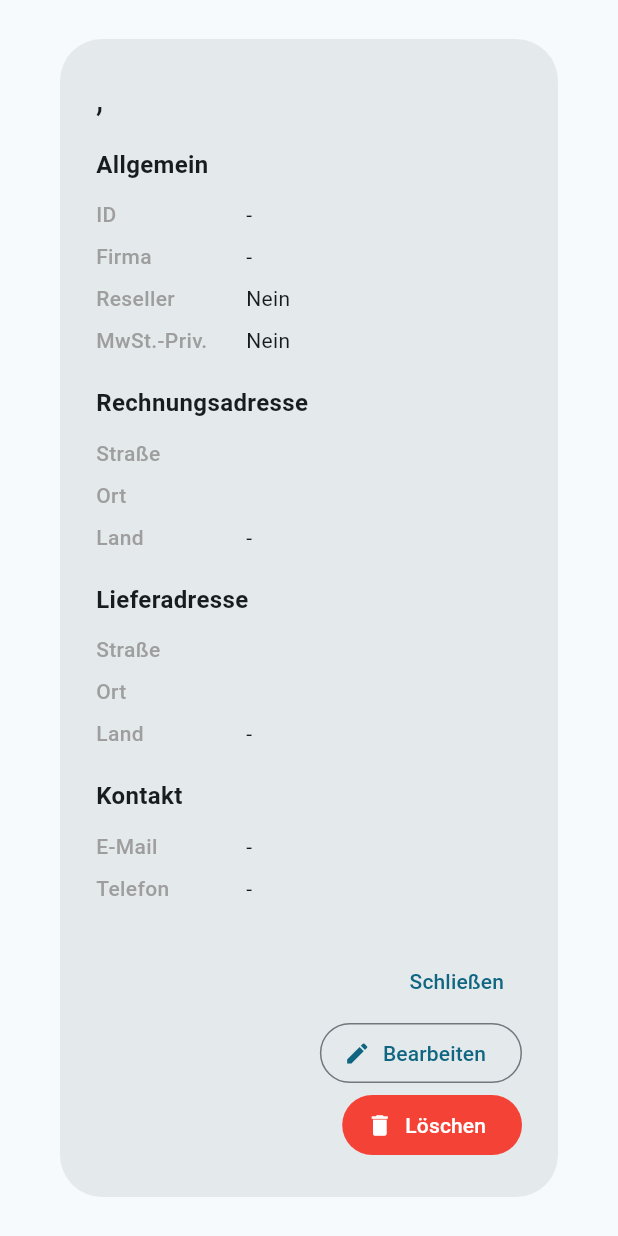
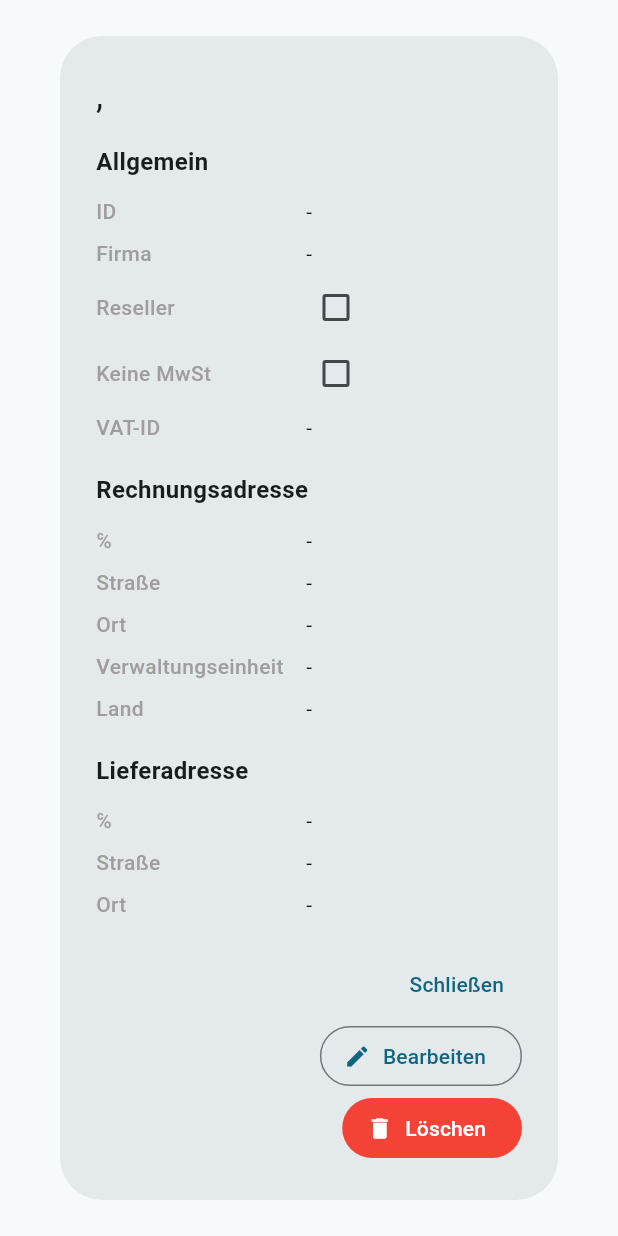
Before and after one commit to subexi/arrow_ops, a Flutter app: the CustomerDetailDialog widget shown alone on an empty page, opened directly with empty values, on a phone screen of 412 x 824 dp. Run offline on Flutter 3.47's test engine with Material 3 defaults, Android fonts, the light colour scheme and no system bars; our stand-ins replace csv, file_picker, sqflite; accounts and stored records are empty.

Commit message:
05 Plausi für Eingabefelder customer 2 - Feld c_vat Label von Mwst.-Priv ändern auf keine MwSt - Feld c_vat_id mit Label VAT-ID einfügen - Feld c_last_name mit Großbuchstaben anzeigen und speichern - vor dem Feld c_street_b das Feld c_careof_b mit dem Label  ℅ einfügen - nach dem Feld c_city_b das Feld c_state_b mit dem Label Verwaltungseinheit einfügen - Formatierung im Detaildialog bzgl Adressen in USA anpassen, 1. Straße: Hausnummer vor dem Straßennamen 2. Ort: Postleitzahl nach dem Ort

```diff
--- a/lib/features/customer/presentation/widgets/customer_detail_dialog.dart
+++ b/lib/features/customer/presentation/widgets/customer_detail_dialog.dart
@@ -6,18 +6,59 @@
   const CustomerDetailDialog({
     super.key,
     required this.customer,
+    this.countryNameByCode = const {},
     required this.onEdit,
     required this.onDelete,
   });
 
   final Customer customer;
+  final Map<String, String> countryNameByCode;
   final VoidCallback onEdit;
   final VoidCallback onDelete;
 
+  bool _isUsaAddress(String? countryCode) {
+    final normalized = countryCode?.trim().toLowerCase();
+    return normalized == 'us' || normalized == 'usa';
+  }
+
+  String _buildStreetLine({
+    required String street,
+    required String houseNumber,
+    required bool isUsa,
+  }) {
+    if (isUsa) {
+      return '${houseNumber.trim()} ${street.trim()}'.trim();
+    }
+    return '${street.trim()} ${houseNumber.trim()}'.trim();
+  }
+
+  String _buildCityLine({
+    required String postalCode,
+    required String city,
+    required bool isUsa,
+  }) {
+    if (isUsa) {
+      return '${city.trim()} ${postalCode.trim()}'.trim();
+    }
+    return '${postalCode.trim()} ${city.trim()}'.trim();
+  }
+
+  String _resolveCountryName(String? countryCode) {
+    final normalized = countryCode?.trim().toLowerCase();
+    if (normalized == null || normalized.isEmpty) {
+      return '-';
+    }
+    return countryNameByCode[normalized] ?? countryCode!.toUpperCase();
+  }
+
   @override
   Widget build(BuildContext context) {
+    final lastNameUpper = customer.cLastName.toUpperCase();
+    final isUsaBilling = _isUsaAddress(customer.cCountryBId);
+    final isUsaDelivery = _isUsaAddress(customer.cCountryDId);
+
     return AlertDialog(
-      title: Text('${customer.cLastName}, ${customer.cFirstName}'),
+      title: Text('$lastNameUpper, ${customer.cFirstName}'),
       content: SingleChildScrollView(
         child: Column(
           mainAxisSize: MainAxisSize.min,
@@ -26,20 +67,53 @@
             _buildSection('Allgemein', [
               _buildField('ID', customer.cId),
               _buildField('Firma', customer.cCompany),
-              _buildField('Reseller', customer.cDealer ? 'Ja' : 'Nein'),
-              _buildField('MwSt.-Priv.', customer.cVat ? 'Ja' : 'Nein'),
+              _buildCheckboxField('Reseller', customer.cDealer),
+              _buildCheckboxField('Keine MwSt', customer.cVat),
+              _buildField('VAT-ID', customer.cVatId),
             ]),
             const SizedBox(height: 16),
             _buildSection('Rechnungsadresse', [
-              _buildField('Straße', '${customer.cStreetB} ${customer.cHouseNumberB}'),
-              _buildField('Ort', '${customer.cPostalCodeB} ${customer.cCityB}'),
-              _buildField('Land', customer.cCountryBId ?? '-'),
+              _buildField('℅', customer.cCareofB),
+              _buildField(
+                'Straße',
+                _buildStreetLine(
+                  street: customer.cStreetB,
+                  houseNumber: customer.cHouseNumberB,
+                  isUsa: isUsaBilling,
+                ),
+              ),
+              _buildField(
+                'Ort',
+                _buildCityLine(
+                  postalCode: customer.cPostalCodeB,
+                  city: customer.cCityB,
+                  isUsa: isUsaBilling,
+                ),
+              ),
+              _buildField('Verwaltungseinheit', customer.cStateB),
+              _buildField('Land', _resolveCountryName(customer.cCountryBId)),
             ]),
             const SizedBox(height: 16),
             _buildSection('Lieferadresse', [
-              _buildField('Straße', '${customer.cStreetD} ${customer.cHouseNumberD}'),
-              _buildField('Ort', '${customer.cPostalCodeD} ${customer.cCityD}'),
-              _buildField('Land', customer.cCountryDId ?? '-'),
+              _buildField('℅', customer.cCareofD),
+              _buildField(
+                'Straße',
+                _buildStreetLine(
+                  street: customer.cStreetD,
+                  houseNumber: customer.cHouseNumberD,
+                  isUsa: isUsaDelivery,
+                ),
+              ),
+              _buildField(
+                'Ort',
+                _buildCityLine(
+                  postalCode: customer.cPostalCodeD,
+                  city: customer.cCityD,
+                  isUsa: isUsaDelivery,
+                ),
+              ),
+              _buildField('Verwaltungseinheit', customer.cStateD),
+              _buildField('Land', _resolveCountryName(customer.cCountryDId)),
             ]),
             const SizedBox(height: 16),
             _buildSection('Kontakt', [
@@ -78,12 +152,14 @@
   }
 
   void _showDeleteConfirmation(BuildContext context) {
+    final lastNameUpper = customer.cLastName.toUpperCase();
+
     showDialog(
       context: context,
       builder: (context) => AlertDialog(
         title: const Text('Kunde löschen?'),
         content: Text(
-          'Möchten Sie "${customer.cLastName}, ${customer.cFirstName}" wirklich löschen? Diese Aktion kann nicht rückgängig gemacht werden.',
+          'Möchten Sie "$lastNameUpper, ${customer.cFirstName}" wirklich löschen? Diese Aktion kann nicht rückgängig gemacht werden.',
         ),
         actions: [
           TextButton(
@@ -128,7 +204,7 @@
       child: Row(
         children: [
           SizedBox(
-            width: 100,
+            width: 140,
             child: Text(
               label,
               style: const TextStyle(
@@ -147,4 +223,31 @@
       ),
     );
   }
+
+  Widget _buildCheckboxField(String label, bool value) {
+    return Padding(
+      padding: const EdgeInsets.symmetric(vertical: 2),
+      child: Row(
+        children: [
+          SizedBox(
+            width: 140,
+            child: Text(
+              label,
+              style: const TextStyle(
+                fontWeight: FontWeight.w500,
+                color: Colors.grey,
+              ),
+            ),
+          ),
+          IgnorePointer(
+            child: Checkbox(
+              value: value,
+              onChanged: (_) {},
+              visualDensity: VisualDensity.compact,
+            ),
+          ),
+        ],
+      ),
+    );
+  }
 }
```
Also changed, not shown: lib/features/customer/presentation/customer_page.dart (+7 -0 lines), lib/features/customer/presentation/widgets/customer_form_dialog.dart (+43 -3 lines).
